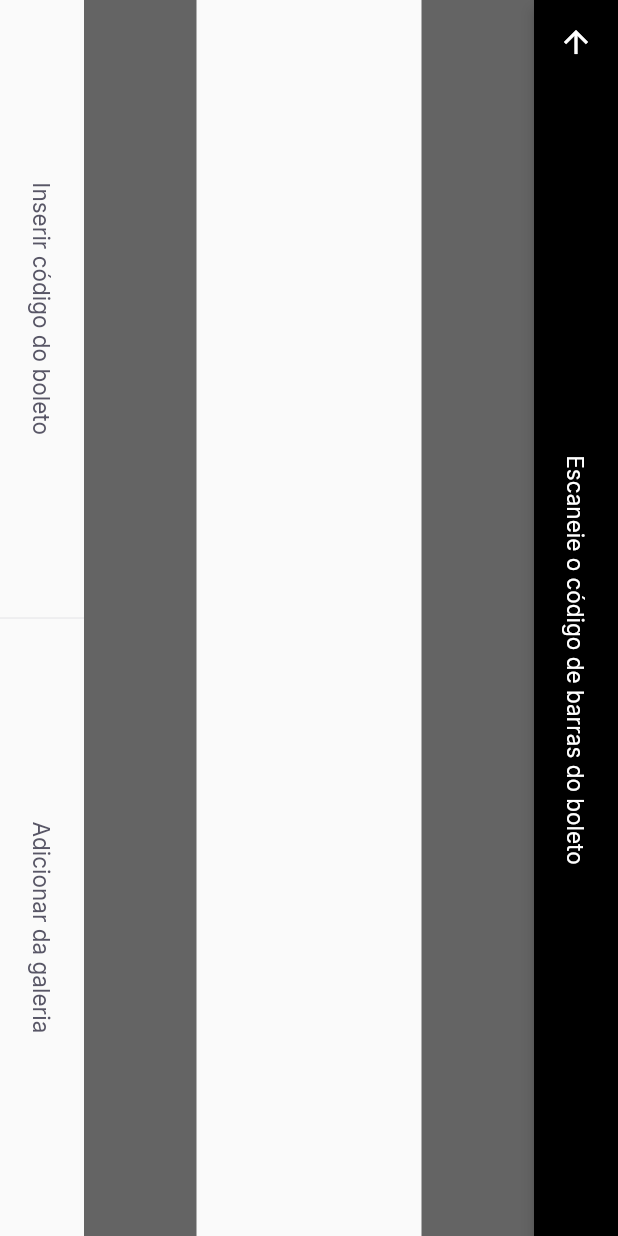
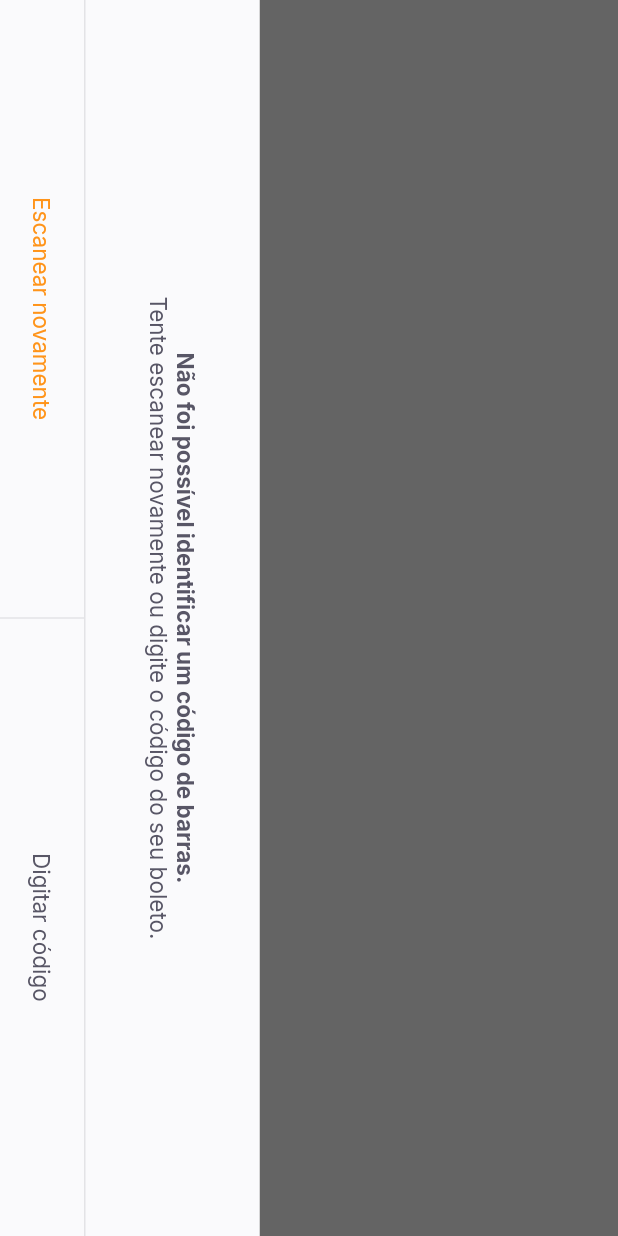
Before and after one commit to emiliosheinz/nlw-together-pay-flow, a Flutter app: the BarCodeScannerPage screen opened by its route, on a phone screen of 412 x 824 dp. Run offline on Flutter 3.47's test engine with Material 2 defaults, Android fonts, the phone set to English and light mode, and no system bars; our stand-ins replace firebase_core, google_fonts, google_sign_in, shared_preferences; accounts and stored records are empty.

Commit message:
feat: custom bottom sheet

```diff
--- a/lib/modules/bar_code_scanner/bar_code_scanner_page.dart
+++ b/lib/modules/bar_code_scanner/bar_code_scanner_page.dart
@@ -1,6 +1,7 @@
 import 'package:flutter/material.dart';
 import 'package:payflow/shared/themes/app_colors.dart';
 import 'package:payflow/shared/themes/app_text_style.dart';
+import 'package:payflow/shared/widgets/custom_bottom_sheet/custom_bottom_seet.dart';
 import 'package:payflow/shared/widgets/set_label_buttons/set_label_buttons.dart';
 
 class BarCodeScannerPage extends StatefulWidget {
@@ -36,6 +37,15 @@ class _BarCodeScannerPageState extends State<BarCodeScannerPage> {
 
   @override
   Widget build(BuildContext context) {
+    return CustomBottomSheet(
+      title: "Não foi possível identificar um código de barras.",
+      subtitle: "Tente escanear novamente ou digite o código do seu boleto.",
+      primaryLabel: "Escanear novamente",
+      primaryOnPressed: () {},
+      secondaryLabel: "Digitar código",
+      secondaryOnPressed: () {},
+    );
+
     return SafeArea(
       child: RotatedBox(
         quarterTurns: 1,
--- /dev/null
+++ b/lib/shared/widgets/custom_bottom_sheet/custom_bottom_seet.dart
@@ -0,0 +1,77 @@
+import 'package:flutter/material.dart';
+import 'package:payflow/shared/themes/app_colors.dart';
+import 'package:payflow/shared/themes/app_text_style.dart';
+import 'package:payflow/shared/widgets/label_button/label_button.dart';
+import 'package:payflow/shared/widgets/set_label_buttons/set_label_buttons.dart';
+
+class CustomBottomSheet extends StatelessWidget {
+  final String primaryLabel;
+  final VoidCallback primaryOnPressed;
+  final String secondaryLabel;
+  final VoidCallback secondaryOnPressed;
+  final String title;
+  final String subtitle;
+
+  const CustomBottomSheet({
+    Key? key,
+    required this.primaryLabel,
+    required this.primaryOnPressed,
+    required this.secondaryLabel,
+    required this.secondaryOnPressed,
+    required this.title,
+    required this.subtitle,
+  }) : super(key: key);
+
+  @override
+  Widget build(BuildContext context) {
+    return RotatedBox(
+      quarterTurns: 1,
+      child: Material(
+        child: Column(
+          children: [
+            Expanded(
+              child: Container(
+                color: Colors.black.withOpacity(0.6),
+              ),
+            ),
+            Container(
+              color: AppColors.shape,
+              child: Column(
+                children: [
+                  Padding(
+                    padding: const EdgeInsets.all(40),
+                    child: Text.rich(
+                      TextSpan(
+                        text: title,
+                        style: AppTextStyles.buttonBoldHeading,
+                        children: [
+                          TextSpan(
+                            text: "\n$subtitle",
+                            style: AppTextStyles.buttonHeading,
+                          ),
+                        ],
+                      ),
+                      textAlign: TextAlign.center,
+                    ),
+                  ),
+                  Divider(
+                    height: 1,
+                    thickness: 1,
+                    color: AppColors.stroke,
+                  ),
+                  SetLabelButtons(
+                    enablePrimaryColor: true,
+                    primaryLabel: primaryLabel,
+                    primaryOnPressed: primaryOnPressed,
+                    secondaryLabel: secondaryLabel,
+                    secondaryOnPressed: secondaryOnPressed,
+                  )
+                ],
+              ),
+            ),
+          ],
+        ),
+      ),
+    );
+  }
+}
--- a/lib/shared/widgets/label_button/label_button.dart
+++ b/lib/shared/widgets/label_button/label_button.dart
@@ -4,9 +4,14 @@ import 'package:payflow/shared/themes/app_text_style.dart';
 class LabelButton extends StatelessWidget {
   final String label;
   final VoidCallback onPressed;
+  final TextStyle? lableStyle;
 
-  const LabelButton({Key? key, required this.label, required this.onPressed})
-      : super(key: key);
+  const LabelButton({
+    Key? key,
+    required this.label,
+    required this.onPressed,
+    this.lableStyle,
+  }) : super(key: key);
 
   @override
   Widget build(BuildContext context) {
@@ -16,7 +21,7 @@ class LabelButton extends StatelessWidget {
         onPressed: onPressed,
         child: Text(
           label,
-          style: AppTextStyles.buttonHeading,
+          style: lableStyle ?? AppTextStyles.buttonHeading,
         ),
       ),
     );
--- a/lib/shared/widgets/set_label_buttons/set_label_buttons.dart
+++ b/lib/shared/widgets/set_label_buttons/set_label_buttons.dart
@@ -1,5 +1,6 @@
 import 'package:flutter/material.dart';
 import 'package:payflow/shared/themes/app_colors.dart';
+import 'package:payflow/shared/themes/app_text_style.dart';
 import 'package:payflow/shared/widgets/label_button/label_button.dart';
 
 class SetLabelButtons extends StatelessWidget {
@@ -7,6 +8,7 @@ class SetLabelButtons extends StatelessWidget {
   final VoidCallback primaryOnPressed;
   final String secondaryLabel;
   final VoidCallback secondaryOnPressed;
+  final bool enablePrimaryColor;
 
   const SetLabelButtons({
     Key? key,
@@ -14,6 +16,7 @@ class SetLabelButtons extends StatelessWidget {
     required this.primaryOnPressed,
     required this.secondaryLabel,
     required this.secondaryOnPressed,
+    this.enablePrimaryColor = false,
   }) : super(key: key);
 
   @override
@@ -26,10 +29,13 @@ class SetLabelButtons extends StatelessWidget {
             child: LabelButton(
               label: primaryLabel,
               onPressed: primaryOnPressed,
+              lableStyle:
+                  enablePrimaryColor ? AppTextStyles.buttonPrimary : null,
             ),
           ),
           VerticalDivider(
             width: 1,
+            thickness: 1,
             color: AppColors.stroke,
           ),
           Expanded(
```
